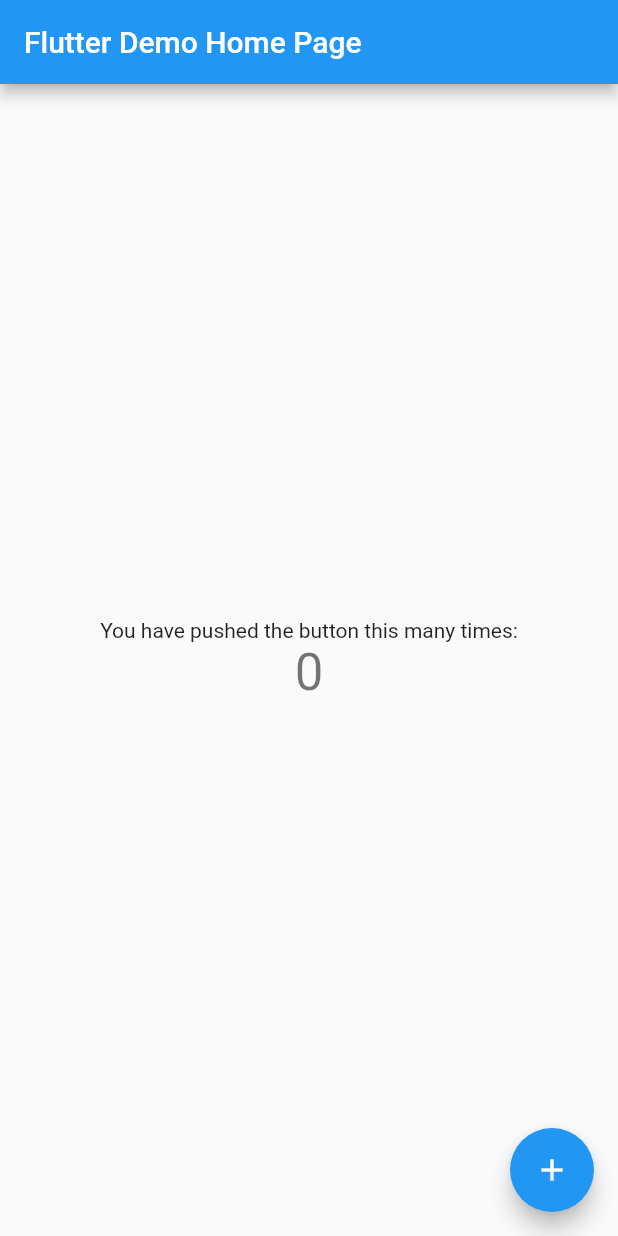
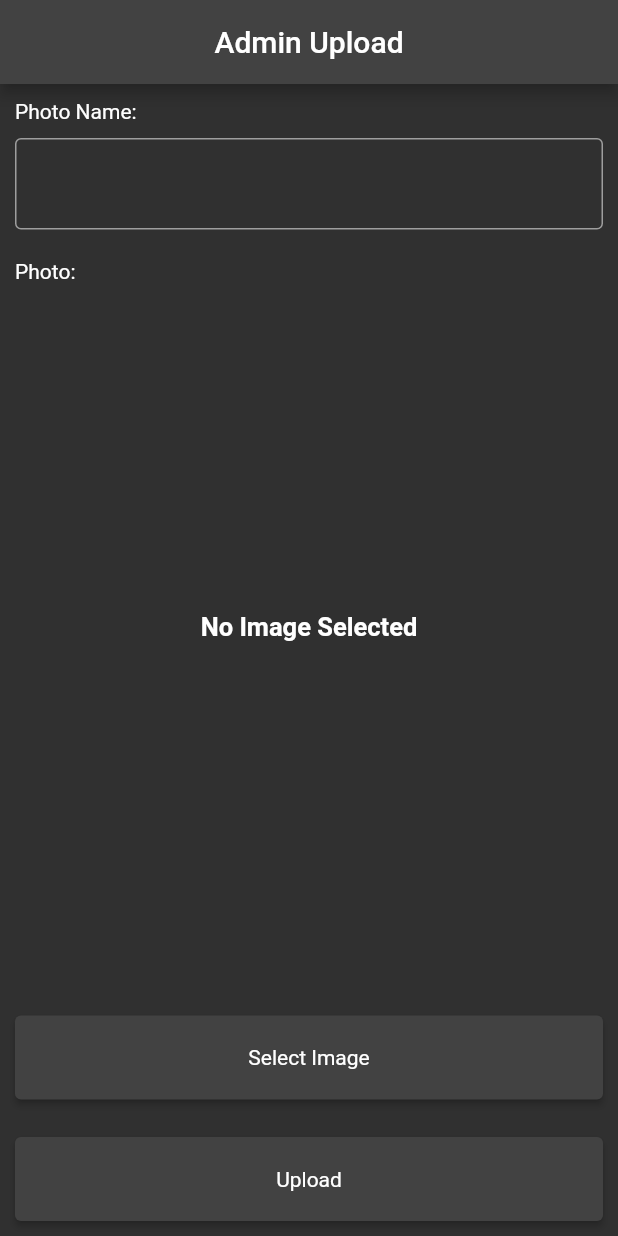
Before and after one commit to Codablack23/photoappBackend, a Flutter app: the screen it shows after launch, on a phone screen of 412 x 824 dp. Run offline on Flutter 3.47's test engine with Material 2 defaults, Android fonts, the light colour scheme and no system bars; our stand-ins replace cloud_firestore, firebase_core, firebase_storage, image_picker; accounts and stored records are empty.

Commit message:
finished building photoapp admin

```diff
--- /dev/null
+++ b/lib/firebase_actions.dart
@@ -0,0 +1,63 @@
+import 'dart:typed_data';
+
+import 'package:cloud_firestore/cloud_firestore.dart';
+import 'package:firebase_storage/firebase_storage.dart';
+import 'package:flutter/material.dart';
+import 'package:photoapp_backend/helpers.dart';
+
+class FirebaseActions {
+  static Future<void> upload(
+      {required Uint8List image,
+      required String name,
+      callBack,
+      required BuildContext context}) async {
+    final storageRef = FirebaseStorage.instance.ref();
+    final metaData = SettableMetadata(contentType: "image/jpeg");
+    final photosRef = storageRef.child("photos/$name");
+    final progress = photosRef.putData(image, metaData);
+
+    progress.snapshotEvents.listen((TaskSnapshot snapshot) async {
+      switch (snapshot.state) {
+        case TaskState.running:
+          ScaffoldMessenger.of(context).showSnackBar(
+            const SnackBar(content: Text('Uploading')),
+          );
+          break;
+        case TaskState.paused:
+          ScaffoldMessenger.of(context).showSnackBar(
+            const SnackBar(content: Text('Uploading has been Paused')),
+          );
+          break;
+        case TaskState.error:
+          ScaffoldMessenger.of(context).showSnackBar(
+            const SnackBar(content: Text('An Error Occured')),
+          );
+          callBack(null, "an error occurred");
+          break;
+        case TaskState.success:
+          String url = await photosRef.getDownloadURL();
+          FirebaseActions().uploadFile(
+              name: name, url: url, context: context, callBack: callBack);
+
+          break;
+        default:
+      }
+    });
+  }
+
+  Future uploadFile(
+      {required String name,
+      callBack,
+      required String url,
+      required BuildContext context}) async {
+    var db = FirebaseFirestore.instance;
+
+    Map<String, String> uploadFile = {"name": name, "file_path": url};
+    Helpers.debugPrint(uploadFile);
+    db.collection("uploads").add(uploadFile).then((DocumentReference doc) {
+      ScaffoldMessenger.of(context)
+          .showSnackBar(SnackBar(content: Text('$name Uploaded Successfully')));
+      callBack("success", null);
+    });
+  }
+}
--- /dev/null
+++ b/lib/form.dart
@@ -0,0 +1,146 @@
+import 'dart:typed_data';
+import 'package:flutter/foundation.dart';
+import 'package:flutter/material.dart';
+import 'package:image_picker/image_picker.dart';
+import "dart:io";
+
+import 'package:photoapp_backend/firebase_actions.dart';
+import 'package:photoapp_backend/helpers.dart';
+
+class UploadForm extends StatefulWidget {
+  const UploadForm({Key? key}) : super(key: key);
+
+  @override
+  State<UploadForm> createState() => _UploadFormState();
+}
+
+class _UploadFormState extends State<UploadForm> {
+  final TextEditingController _textController = TextEditingController();
+  final _formkey = GlobalKey<FormState>();
+  String photoName = "";
+  Uint8List pickedimage = Uint8List(0);
+
+  Future<void> pickImage() async {
+    final ImagePicker picker = ImagePicker();
+    XFile? image = await picker.pickImage(source: ImageSource.gallery);
+    if (image != null) {
+      var file = await image.readAsBytes();
+      setState(() {
+        pickedimage = file;
+      });
+    } else {
+      if (kDebugMode) {
+        print("An Error Occurred");
+      }
+    }
+  }
+
+  @override
+  Widget build(BuildContext context) {
+    return Form(
+        key: _formkey,
+        child: Column(crossAxisAlignment: CrossAxisAlignment.start, children: [
+          const Text(
+            "Photo Name:",
+            style: TextStyle(color: Colors.white),
+          ),
+          const SizedBox(
+            height: 10,
+          ),
+          TextFormField(
+            controller: _textController,
+            style: const TextStyle(color: Colors.white, fontSize: 18),
+            decoration: const InputDecoration(
+                errorBorder: OutlineInputBorder(
+                    borderSide: BorderSide(color: Colors.red, width: 1)),
+                focusedBorder: OutlineInputBorder(
+                    borderSide: BorderSide(color: Colors.grey, width: 1)),
+                enabledBorder: OutlineInputBorder(
+                    borderSide: BorderSide(color: Colors.grey, width: 1))),
+            validator: (value) {
+              if (value == null || value.isEmpty) {
+                return "Please fill out this field";
+              }
+              return null;
+            },
+          ),
+          const SizedBox(height: 20),
+          const Text(
+            "Photo:",
+            style: TextStyle(color: Colors.white),
+          ),
+          Expanded(
+            child: pickedimage.isNotEmpty
+                ? Image.memory(
+                    pickedimage,
+                    fit: BoxFit.fill,
+                  )
+                : const Center(
+                    child: Text(
+                      "No Image Selected",
+                      style: TextStyle(
+                          color: Colors.white,
+                          fontSize: 17,
+                          fontWeight: FontWeight.bold),
+                    ),
+                  ),
+          ),
+          const SizedBox(height: 30),
+          Row(
+            children: [
+              Expanded(
+                  child: ElevatedButton(
+                      style: TextButton.styleFrom(
+                          padding: const EdgeInsets.all(20),
+                          backgroundColor: Colors.grey[800],
+                          textStyle: const TextStyle(color: Colors.white)),
+                      onPressed: () {
+                        pickImage();
+                      },
+                      child: const Text("Select Image"))),
+            ],
+          ),
+          const SizedBox(height: 25),
+          Row(
+            children: [
+              Expanded(
+                  child: ElevatedButton(
+                      style: TextButton.styleFrom(
+                          padding: const EdgeInsets.all(20),
+                          backgroundColor: Colors.grey[800],
+                          textStyle: const TextStyle(color: Colors.white)),
+                      onPressed: () {
+                        if (_formkey.currentState!.validate() &&
+                            pickedimage.isNotEmpty) {
+                          FileDetail files = FileDetail(
+                              _textController.value.text, pickedimage);
+                          FirebaseActions.upload(
+                              image: files.file,
+                              name: files.name,
+                              callBack: (success, err) {
+                                if (err == null) {
+                                  setState(() {
+                                    _textController.clear();
+                                    pickedimage = Uint8List(0);
+                                  });
+                                }
+                              },
+                              context: context);
+                        } else {
+                          if (pickedimage.isEmpty) {
+                            ScaffoldMessenger.of(context).showSnackBar(
+                              const SnackBar(
+                                  content: Text(
+                                'Please Choose a Photo ',
+                                style: TextStyle(color: Colors.red),
+                              )),
+                            );
+                          }
+                        }
+                      },
+                      child: const Text("Upload"))),
+            ],
+          )
+        ]));
+  }
+}
--- /dev/null
+++ b/lib/helpers.dart
@@ -0,0 +1,18 @@
+import 'dart:typed_data';
+
+import 'package:flutter/foundation.dart';
+
+class Helpers {
+  static debugPrint(dynamic value) {
+    if (kDebugMode) {
+      print(value);
+    }
+  }
+}
+
+class FileDetail {
+  final String name;
+  final Uint8List file;
+
+  FileDetail(this.name, this.file);
+}
--- a/lib/main.dart
+++ b/lib/main.dart
@@ -1,6 +1,19 @@
+import 'package:flutter/foundation.dart';
 import 'package:flutter/material.dart';
+import 'package:firebase_core/firebase_core.dart';
+import 'package:photoapp_backend/form.dart';
+import 'package:photoapp_backend/firebase_options.dart';
+import 'package:photoapp_backend/helpers.dart';
 
-void main() {
+Future<void> main() async {
+  try {
+    await Firebase.initializeApp(
+      options: DefaultFirebaseOptions.currentPlatform,
+    );
+    Helpers.debugPrint("connected");
+  } catch (e) {
+    Helpers.debugPrint(e);
+  }
   runApp(const MyApp());
 }
 
@@ -11,105 +24,38 @@
   @override
   Widget build(BuildContext context) {
     return MaterialApp(
-      title: 'Flutter Demo',
+      title: 'Photo Upload App',
       theme: ThemeData(
-        // This is the theme of your application.
-        //
-        // Try running your application with "flutter run". You'll see the
-        // application has a blue toolbar. Then, without quitting the app, try
-        // changing the primarySwatch below to Colors.green and then invoke
-        // "hot reload" (press "r" in the console where you ran "flutter run",
-        // or simply save your changes to "hot reload" in a Flutter IDE).
-        // Notice that the counter didn't reset back to zero; the application
-        // is not restarted.
         primarySwatch: Colors.blue,
       ),
-      home: const MyHomePage(title: 'Flutter Demo Home Page'),
+      home: const MyHomePage(title: 'Admin Upload'),
     );
   }
 }
 
 class MyHomePage extends StatefulWidget {
+  final String title;
   const MyHomePage({Key? key, required this.title}) : super(key: key);
-
-  // This widget is the home page of your application. It is stateful, meaning
-  // that it has a State object (defined below) that contains fields that affect
-  // how it looks.
-
-  // This class is the configuration for the state. It holds the values (in this
-  // case the title) provided by the parent (in this case the App widget) and
-  // used by the build method of the State. Fields in a Widget subclass are
-  // always marked "final".
-
-  final String title;
 
   @override
   State<MyHomePage> createState() => _MyHomePageState();
 }
 
 class _MyHomePageState extends State<MyHomePage> {
-  int _counter = 0;
-
-  void _incrementCounter() {
-    setState(() {
-      // This call to setState tells the Flutter framework that something has
-      // changed in this State, which causes it to rerun the build method below
-      // so that the display can reflect the updated values. If we changed
-      // _counter without calling setState(), then the build method would not be
-      // called again, and so nothing would appear to happen.
-      _counter++;
-    });
-  }
-
   @override
   Widget build(BuildContext context) {
-    // This method is rerun every time setState is called, for instance as done
-    // by the _incrementCounter method above.
-    //
-    // The Flutter framework has been optimized to make rerunning build methods
-    // fast, so that you can just rebuild anything that needs updating rather
-    // than having to individually change instances of widgets.
     return Scaffold(
       appBar: AppBar(
-        // Here we take the value from the MyHomePage object that was created by
-        // the App.build method, and use it to set our appbar title.
-        title: Text(widget.title),
-      ),
-      body: Center(
-        // Center is a layout widget. It takes a single child and positions it
-        // in the middle of the parent.
-        child: Column(
-          // Column is also a layout widget. It takes a list of children and
-          // arranges them vertically. By default, it sizes itself to fit its
-          // children horizontally, and tries to be as tall as its parent.
-          //
-          // Invoke "debug painting" (press "p" in the console, choose the
-          // "Toggle Debug Paint" action from the Flutter Inspector in Android
-          // Studio, or the "Toggle Debug Paint" command in Visual Studio Code)
-          // to see the wireframe for each widget.
-          //
-          // Column has various properties to control how it sizes itself and
-          // how it positions its children. Here we use mainAxisAlignment to
-          // center the children vertically; the main axis here is the vertical
-          // axis because Columns are vertical (the cross axis would be
-          // horizontal).
-          mainAxisAlignment: MainAxisAlignment.center,
-          children: <Widget>[
-            const Text(
-              'You have pushed the button this many times:',
-            ),
-            Text(
-              '$_counter',
-              style: Theme.of(context).textTheme.headline4,
-            ),
-          ],
+        backgroundColor: Colors.grey[800],
+        title: Center(
+          child: Text(widget.title),
         ),
       ),
-      floatingActionButton: FloatingActionButton(
-        onPressed: _incrementCounter,
-        tooltip: 'Increment',
-        child: const Icon(Icons.add),
-      ), // This trailing comma makes auto-formatting nicer for build methods.
+      backgroundColor: Colors.grey[850],
+      body: Container(
+        padding: const EdgeInsets.all(10),
+        child: const UploadForm(),
+      ),
     );
   }
 }
--- a/pubspec.yaml
+++ b/pubspec.yaml
@@ -29,11 +29,15 @@
 dependencies:
   flutter:
     sdk: flutter
+  image_picker: ^0.8.3
 
 
   # The following adds the Cupertino Icons font to your application.
   # Use with the CupertinoIcons class for iOS style icons.
   cupertino_icons: ^1.0.2
+  firebase_core: ^2.1.1
+  firebase_storage: ^11.0.4
+  cloud_firestore: ^4.0.4
 
 dev_dependencies:
   flutter_test:
```
Also changed, not shown: lib/firebase_options.dart (added), pubspec.lock, 7 other files.
